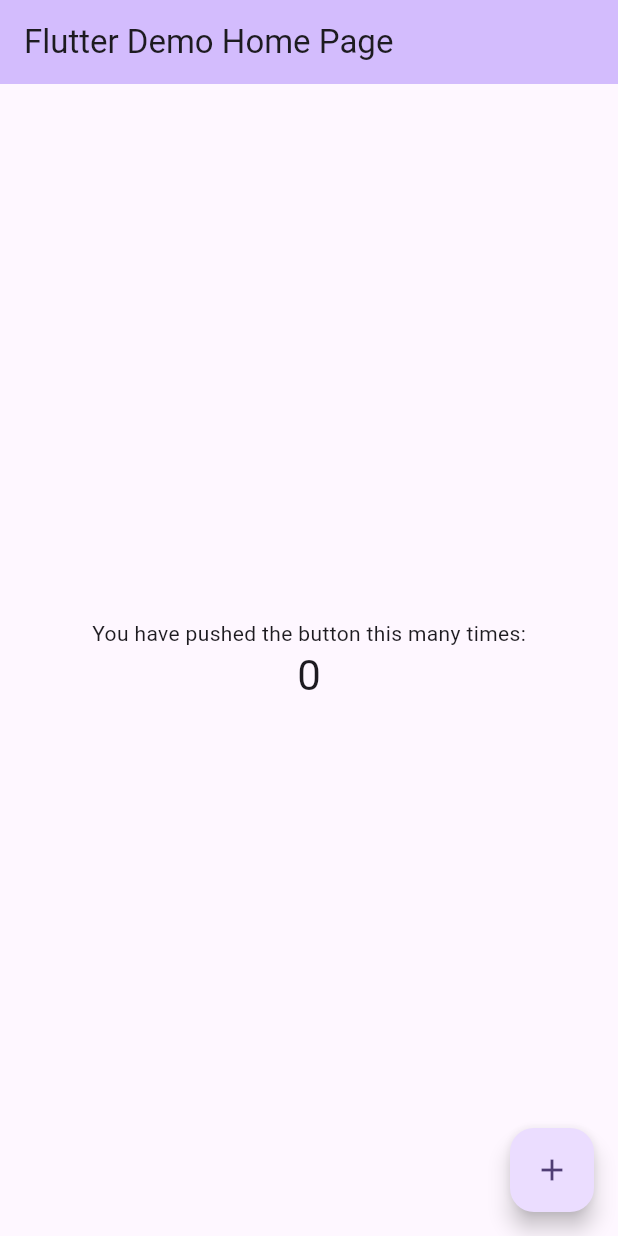
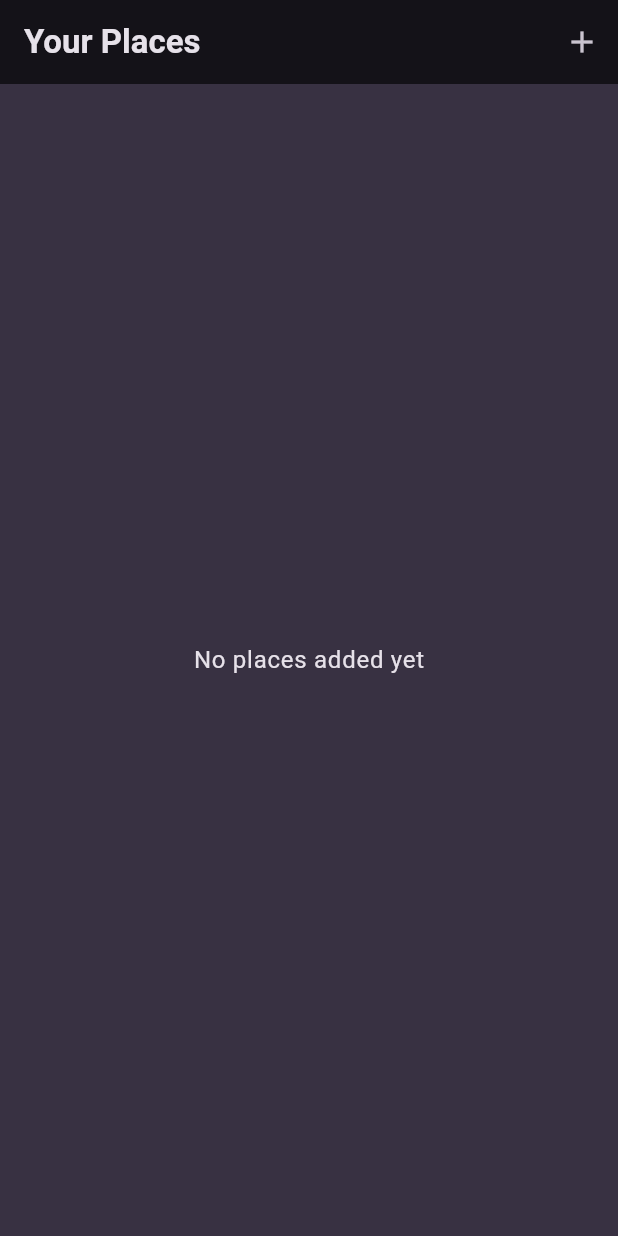
Before and after one commit to AnaLeonel/FavoritePlaces, a Flutter app: the screen it shows after launch, on a phone screen of 412 x 824 dp. Run offline on Flutter 3.47's test engine with Material 3 defaults, Android fonts, the phone set to English and light mode, and no system bars; our stand-ins replace google_fonts.

Commit message:
PlacesScreen

```diff
--- a/lib/main.dart
+++ b/lib/main.dart
@@ -1,125 +1,46 @@
+import 'package:favorite_places/screens/places.dart';
 import 'package:flutter/material.dart';
 
+import 'package:google_fonts/google_fonts.dart';
+
+final colorScheme = ColorScheme.fromSeed(
+  brightness: Brightness.dark,
+  seedColor: const Color.fromARGB(255, 102, 6, 247),
+  background: const Color.fromARGB(255, 56, 49, 66),
+);
+
+final theme = ThemeData().copyWith(
+  useMaterial3: true,
+  scaffoldBackgroundColor: colorScheme.background,
+  colorScheme: colorScheme,
+  textTheme: GoogleFonts.ubuntuCondensedTextTheme().copyWith(
+    titleSmall: GoogleFonts.ubuntuCondensed(
+      fontWeight: FontWeight.bold,
+    ),
+    titleMedium: GoogleFonts.ubuntuCondensed(
+      fontWeight: FontWeight.bold,
+    ),
+    titleLarge: GoogleFonts.ubuntuCondensed(
+      fontWeight: FontWeight.bold,
+    ),
+  ),
+);
+
 void main() {
-  runApp(const MyApp());
+  runApp(
+    const MyApp(),
+  );
 }
 
 class MyApp extends StatelessWidget {
-  const MyApp({super.key});
+  const MyApp({Key? key}) : super(key: key);
 
-  // This widget is the root of your application.
   @override
   Widget build(BuildContext context) {
     return MaterialApp(
-      title: 'Flutter Demo',
-      theme: ThemeData(
-        // This is the theme of your application.
-        //
-        // TRY THIS: Try running your application with "flutter run". You'll see
-        // the application has a purple toolbar. Then, without quitting the app,
-        // try changing the seedColor in the colorScheme below to Colors.green
-        // and then invoke "hot reload" (save your changes or press the "hot
-        // reload" button in a Flutter-supported IDE, or press "r" if you used
-        // the command line to start the app).
-        //
-        // Notice that the counter didn't reset back to zero; the application
-        // state is not lost during the reload. To reset the state, use hot
-        // restart instead.
-        //
-        // This works for code too, not just values: Most code changes can be
-        // tested with just a hot reload.
-        colorScheme: ColorScheme.fromSeed(seedColor: Colors.deepPurple),
-        useMaterial3: true,
-      ),
-      home: const MyHomePage(title: 'Flutter Demo Home Page'),
+      title: 'Great Places',
+      theme: theme,
+      home: const PlacesScreen(),
     );
   }
 }
-
-class MyHomePage extends StatefulWidget {
-  const MyHomePage({super.key, required this.title});
-
-  // This widget is the home page of your application. It is stateful, meaning
-  // that it has a State object (defined below) that contains fields that affect
-  // how it looks.
-
-  // This class is the configuration for the state. It holds the values (in this
-  // case the title) provided by the parent (in this case the App widget) and
-  // used by the build method of the State. Fields in a Widget subclass are
-  // always marked "final".
-
-  final String title;
-
-  @override
-  State<MyHomePage> createState() => _MyHomePageState();
-}
-
-class _MyHomePageState extends State<MyHomePage> {
-  int _counter = 0;
-
-  void _incrementCounter() {
-    setState(() {
-      // This call to setState tells the Flutter framework that something has
-      // changed in this State, which causes it to rerun the build method below
-      // so that the display can reflect the updated values. If we changed
-      // _counter without calling setState(), then the build method would not be
-      // called again, and so nothing would appear to happen.
-      _counter++;
-    });
-  }
-
-  @override
-  Widget build(BuildContext context) {
-    // This method is rerun every time setState is called, for instance as done
-    // by the _incrementCounter method above.
-    //
-    // The Flutter framework has been optimized to make rerunning build methods
-    // fast, so that you can just rebuild anything that needs updating rather
-    // than having to individually change instances of widgets.
-    return Scaffold(
-      appBar: AppBar(
-        // TRY THIS: Try changing the color here to a specific color (to
-        // Colors.amber, perhaps?) and trigger a hot reload to see the AppBar
-        // change color while the other colors stay the same.
-        backgroundColor: Theme.of(context).colorScheme.inversePrimary,
-        // Here we take the value from the MyHomePage object that was created by
-        // the App.build method, and use it to set our appbar title.
-        title: Text(widget.title),
-      ),
-      body: Center(
-        // Center is a layout widget. It takes a single child and positions it
-        // in the middle of the parent.
-        child: Column(
-          // Column is also a layout widget. It takes a list of children and
-          // arranges them vertically. By default, it sizes itself to fit its
-          // children horizontally, and tries to be as tall as its parent.
-          //
-          // Column has various properties to control how it sizes itself and
-          // how it positions its children. Here we use mainAxisAlignment to
-          // center the children vertically; the main axis here is the vertical
-          // axis because Columns are vertical (the cross axis would be
-          // horizontal).
-          //
-          // TRY THIS: Invoke "debug painting" (choose the "Toggle Debug Paint"
-          // action in the IDE, or press "p" in the console), to see the
-          // wireframe for each widget.
-          mainAxisAlignment: MainAxisAlignment.center,
-          children: <Widget>[
-            const Text(
-              'You have pushed the button this many times:',
-            ),
-            Text(
-              '$_counter',
-              style: Theme.of(context).textTheme.headlineMedium,
-            ),
-          ],
-        ),
-      ),
-      floatingActionButton: FloatingActionButton(
-        onPressed: _incrementCounter,
-        tooltip: 'Increment',
-        child: const Icon(Icons.add),
-      ), // This trailing comma makes auto-formatting nicer for build methods.
-    );
-  }
-}
--- /dev/null
+++ b/lib/screens/places.dart
@@ -0,0 +1,24 @@
+import 'package:favorite_places/widgets/places_list.dart';
+import 'package:flutter/material.dart';
+
+class PlacesScreen extends StatelessWidget {
+  const PlacesScreen({super.key});
+
+  @override
+  Widget build(BuildContext context) {
+    return Scaffold(
+      appBar: AppBar(
+        title: const Text('Your Places'),
+        actions: [
+          IconButton(
+            icon: const Icon(Icons.add),
+            onPressed: () {},
+          ),
+        ],
+      ),
+      body: PlacesList(
+        places: [],
+      ),
+    );
+  }
+}
--- /dev/null
+++ b/lib/widgets/places_list.dart
@@ -0,0 +1,34 @@
+import 'package:flutter/material.dart';
+import 'package:favorite_places/models/place.dart';
+
+class PlacesList extends StatelessWidget {
+  const PlacesList({super.key, required this.places});
+
+  final List<Place> places;
+
+  @override
+  Widget build(BuildContext context) {
+    if (places.isEmpty) {
+      return Center(
+        child: Text(
+          'No places added yet',
+          style: Theme.of(context).textTheme.bodyLarge!.copyWith(
+                color: Theme.of(context).colorScheme.onBackground,
+              ),
+        ),
+      );
+    }
+
+    return ListView.builder(
+      itemCount: places.length,
+      itemBuilder: (ctx, index) => ListTile(
+        title: Text(
+          places[index].title,
+          style: Theme.of(context).textTheme.titleMedium!.copyWith(
+                color: Theme.of(context).colorScheme.onBackground,
+              ),
+        ),
+      ),
+    );
+  }
+}
```
Also changed, not shown: lib/screens/add_place.dart (added), lib/screens/places_detail.dart (added).
